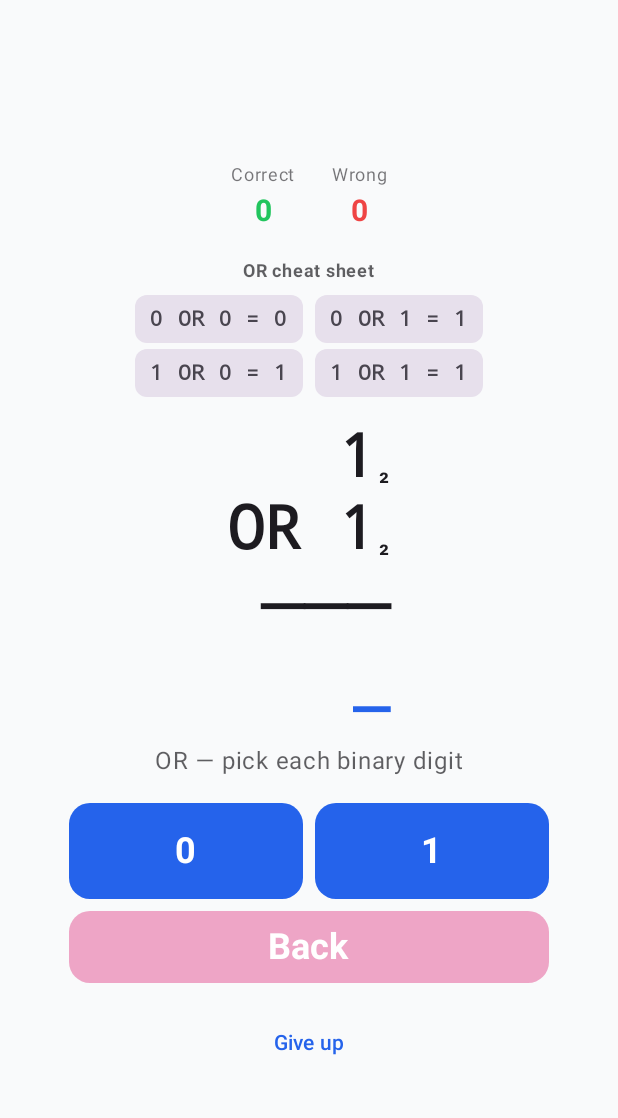
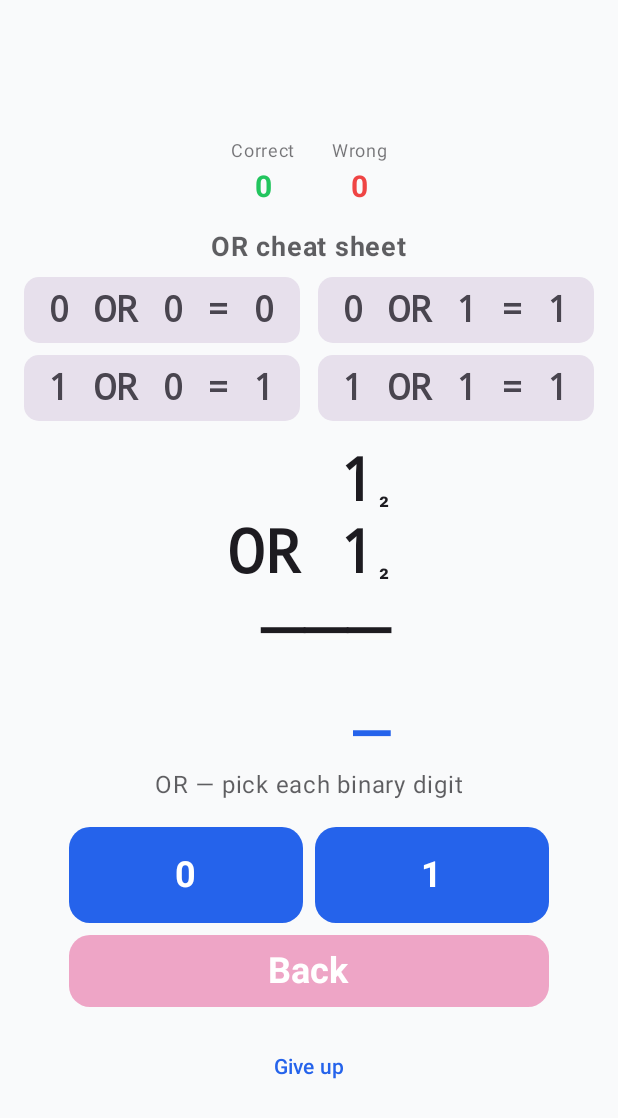
Before and after one commit to dividetask/homeschool-teacher, an Android app built with Jetpack Compose: the composable BinaryOperationsScreen shown on its own in the app's theme, on a phone screen of 412 x 824 dp. Shown: the top 1118 px of the screen. Run offline under Robolectric (Android 15) with nearby library versions, the phone set to English and light mode, and no system bars.

Commit message:
Make the binary cheat sheet text bigger
Title 12->18sp, truth-table rows 14->24sp, with larger chip padding and
spacing.

```diff
--- a/app/src/main/java/com/dividetask/homeschoolteacher/binary/BinaryOperationsScreen.kt
+++ b/app/src/main/java/com/dividetask/homeschoolteacher/binary/BinaryOperationsScreen.kt
@@ -147,29 +147,29 @@ private fun CheatSheet(operator: BinaryOperator) {
     val combos = listOf(0 to 0, 0 to 1, 1 to 0, 1 to 1)
     Column(
         horizontalAlignment = Alignment.CenterHorizontally,
-        verticalArrangement = Arrangement.spacedBy(4.dp),
+        verticalArrangement = Arrangement.spacedBy(8.dp),
     ) {
         Text(
             text = "${operator.verbalName} cheat sheet",
-            fontSize = 12.sp,
+            fontSize = 18.sp,
             fontWeight = FontWeight.Bold,
             color = MaterialTheme.colorScheme.onBackground.copy(alpha = 0.7f),
         )
         combos.chunked(2).forEach { rowPairs ->
-            Row(horizontalArrangement = Arrangement.spacedBy(8.dp)) {
+            Row(horizontalArrangement = Arrangement.spacedBy(12.dp)) {
                 rowPairs.forEach { (a, b) ->
                     Box(
                         modifier = Modifier
                             .background(
                                 MaterialTheme.colorScheme.surfaceVariant,
-                                shape = RoundedCornerShape(8.dp),
+                                shape = RoundedCornerShape(10.dp),
                             )
-                            .padding(horizontal = 10.dp, vertical = 4.dp),
+                            .padding(horizontal = 16.dp, vertical = 8.dp),
                     ) {
                         Text(
                             text = "$a ${operator.verbalName} $b = ${operator.apply(a, b)}",
                             fontFamily = FontFamily.Monospace,
-                            fontSize = 14.sp,
+                            fontSize = 24.sp,
                             fontWeight = FontWeight.Bold,
                             color = MaterialTheme.colorScheme.onSurfaceVariant,
                         )
```
